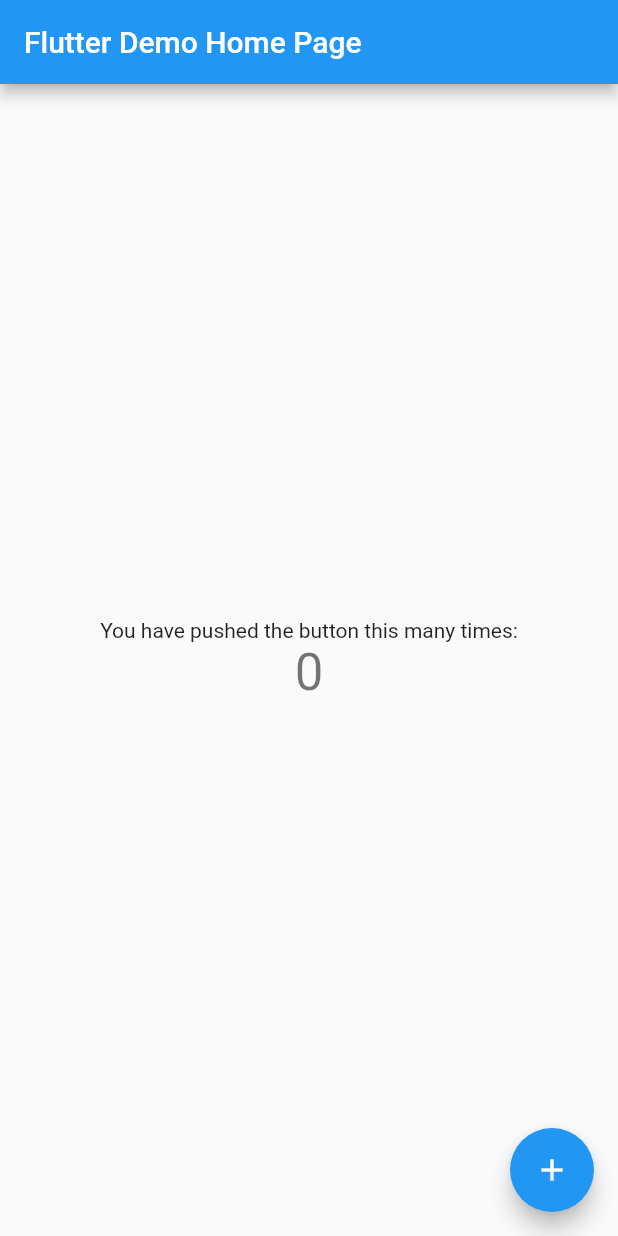
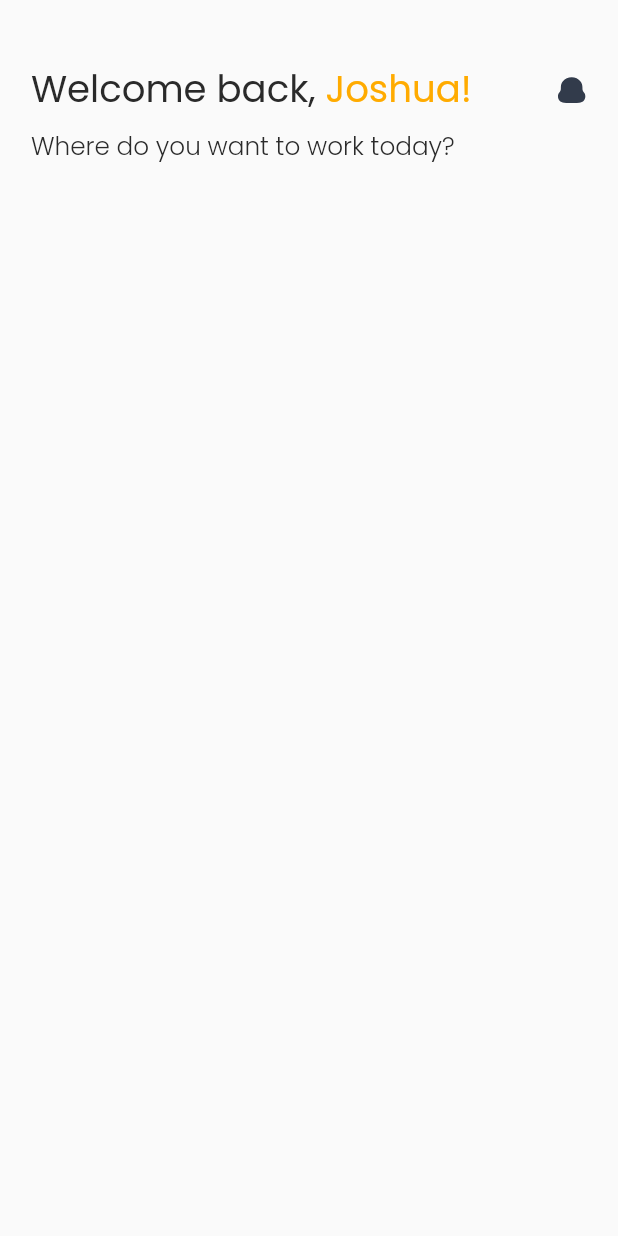
Before and after one commit to olamilekan-adeleke/work-space-UI, a Flutter app: the screen it shows after launch, on a phone screen of 412 x 824 dp. Run offline on Flutter 3.47's test engine with Material 2 defaults, Android fonts, the phone set to English and light mode, and no system bars; our stand-ins replace flutter_svg, google_fonts, sizer.

Commit message:
did home page header ui

```diff
--- /dev/null
+++ b/lib/components/color.dart
@@ -0,0 +1,13 @@
+import 'package:flutter/material.dart';
+
+const Color kcTextColor = Color(0xff2a2a2a);
+const Color kcPrimaryColor = Color(0xFF008080);
+final Color kcPrimaryColorTwo = const Color(0xff008080).withOpacity(0.7);
+const Color kcGreyLight = Color(0xffEEEEEE);
+const Color kcGrey700 = Color(0xff616161);
+const Color kcGrey400 = Color(0xffBDBDBD);
+const Color kcGrey300 = Color(0xffD6D6D6);
+const Color kcGrey100 = Color(0xffF5F5F5);
+const Color black = Color(0xFF000000);
+const Color white = Color(0xFFFFFFFF);
+const Color kcBackground = Color(0xffE8E7E5);
--- /dev/null
+++ b/lib/components/custom_text_widget.dart
@@ -0,0 +1,28 @@
+import 'package:flutter/material.dart';
+import 'package:google_fonts/google_fonts.dart';
+
+import 'color.dart';
+import 'font_size.dart';
+
+Widget textWidget(
+  String text, {
+  double? size = kfsMedium,
+  Color? color = kcTextColor,
+  FontWeight? fontWeight = FontWeight.w400,
+  TextAlign? align = TextAlign.justify,
+  int? maxLines,
+  TextOverflow? overflow,
+}) {
+  return Text(
+    text,
+    style: GoogleFonts.poppins(
+      fontSize: size,
+      color: color,
+      fontWeight: fontWeight,
+    ),
+    textAlign: align,
+    overflow: overflow,
+    softWrap: true,
+    maxLines: maxLines,
+  );
+}
--- /dev/null
+++ b/lib/components/font_size.dart
@@ -0,0 +1,17 @@
+/// very tiny text font size
+const double kfsVeryTiny = 12.0;
+
+/// tiny text font size
+const double kfsTiny = 14.0;
+
+/// medium text font size
+const double kfsMedium = 16.0;
+
+/// large text font size
+const double kfsLarge = 18.0;
+
+/// extra large text font size
+const double kfsExtraLarge = 20.0;
+
+/// super large(H1) text font size
+const double kfsSuperLarge = 22.0;
--- a/lib/main.dart
+++ b/lib/main.dart
@@ -1,4 +1,7 @@
 import 'package:flutter/material.dart';
+import 'package:sizer/sizer.dart';
+
+import 'views/screens/home_screen.dart';
 
 void main() {
   runApp(const MyApp());
@@ -7,109 +10,14 @@
 class MyApp extends StatelessWidget {
   const MyApp({Key? key}) : super(key: key);
 
-  // This widget is the root of your application.
   @override
   Widget build(BuildContext context) {
-    return MaterialApp(
-      title: 'Flutter Demo',
-      theme: ThemeData(
-        // This is the theme of your application.
-        //
-        // Try running your application with "flutter run". You'll see the
-        // application has a blue toolbar. Then, without quitting the app, try
-        // changing the primarySwatch below to Colors.green and then invoke
-        // "hot reload" (press "r" in the console where you ran "flutter run",
-        // or simply save your changes to "hot reload" in a Flutter IDE).
-        // Notice that the counter didn't reset back to zero; the application
-        // is not restarted.
-        primarySwatch: Colors.blue,
-      ),
-      home: const MyHomePage(title: 'Flutter Demo Home Page'),
-    );
+    return Sizer(builder: (_, __, ___) {
+      return MaterialApp(
+        title: 'Work-Space UI',
+        theme: ThemeData(primaryColor: const Color(0xffFFAB00)),
+        home: const HomeScreen(),
+      );
+    });
   }
 }
-
-class MyHomePage extends StatefulWidget {
-  const MyHomePage({Key? key, required this.title}) : super(key: key);
-
-  // This widget is the home page of your application. It is stateful, meaning
-  // that it has a State object (defined below) that contains fields that affect
-  // how it looks.
-
-  // This class is the configuration for the state. It holds the values (in this
-  // case the title) provided by the parent (in this case the App widget) and
-  // used by the build method of the State. Fields in a Widget subclass are
-  // always marked "final".
-
-  final String title;
-
-  @override
-  State<MyHomePage> createState() => _MyHomePageState();
-}
-
-class _MyHomePageState extends State<MyHomePage> {
-  int _counter = 0;
-
-  void _incrementCounter() {
-    setState(() {
-      // This call to setState tells the Flutter framework that something has
-      // changed in this State, which causes it to rerun the build method below
-      // so that the display can reflect the updated values. If we changed
-      // _counter without calling setState(), then the build method would not be
-      // called again, and so nothing would appear to happen.
-      _counter++;
-    });
-  }
-
-  @override
-  Widget build(BuildContext context) {
-    // This method is rerun every time setState is called, for instance as done
-    // by the _incrementCounter method above.
-    //
-    // The Flutter framework has been optimized to make rerunning build methods
-    // fast, so that you can just rebuild anything that needs updating rather
-    // than having to individually change instances of widgets.
-    return Scaffold(
-      appBar: AppBar(
-        // Here we take the value from the MyHomePage object that was created by
-        // the App.build method, and use it to set our appbar title.
-        title: Text(widget.title),
-      ),
-      body: Center(
-        // Center is a layout widget. It takes a single child and positions it
-        // in the middle of the parent.
-        child: Column(
-          // Column is also a layout widget. It takes a list of children and
-          // arranges them vertically. By default, it sizes itself to fit its
-          // children horizontally, and tries to be as tall as its parent.
-          //
-          // Invoke "debug painting" (press "p" in the console, choose the
-          // "Toggle Debug Paint" action from the Flutter Inspector in Android
-          // Studio, or the "Toggle Debug Paint" command in Visual Studio Code)
-          // to see the wireframe for each widget.
-          //
-          // Column has various properties to control how it sizes itself and
-          // how it positions its children. Here we use mainAxisAlignment to
-          // center the children vertically; the main axis here is the vertical
-          // axis because Columns are vertical (the cross axis would be
-          // horizontal).
-          mainAxisAlignment: MainAxisAlignment.center,
-          children: <Widget>[
-            const Text(
-              'You have pushed the button this many times:',
-            ),
-            Text(
-              '$_counter',
-              style: Theme.of(context).textTheme.headline4,
-            ),
-          ],
-        ),
-      ),
-      floatingActionButton: FloatingActionButton(
-        onPressed: _incrementCounter,
-        tooltip: 'Increment',
-        child: const Icon(Icons.add),
-      ), // This trailing comma makes auto-formatting nicer for build methods.
-    );
-  }
-}
--- /dev/null
+++ b/lib/views/screens/home_screen.dart
@@ -0,0 +1,23 @@
+import 'package:flutter/material.dart';
+import 'package:sizer/sizer.dart';
+
+import '../widgets/home_header_widget.dart';
+
+class HomeScreen extends StatelessWidget {
+  const HomeScreen({Key? key}) : super(key: key);
+
+  @override
+  Widget build(BuildContext context) {
+    return Scaffold(
+      body: Padding(
+        padding: EdgeInsets.symmetric(horizontal: 15.sp),
+        child: ListView(
+          children: <Widget>[
+            SizedBox(height: 30.sp),
+            const HomeHeaderWidget(),
+          ],
+        ),
+      ),
+    );
+  }
+}
--- /dev/null
+++ b/lib/views/widgets/home_header_widget.dart
@@ -0,0 +1,48 @@
+import 'package:flutter/material.dart';
+import 'package:flutter/painting.dart';
+import 'package:flutter_svg/flutter_svg.dart';
+import 'package:sizer/sizer.dart';
+
+import '../../components/custom_text_widget.dart';
+
+class HomeHeaderWidget extends StatelessWidget {
+  const HomeHeaderWidget({
+    Key? key,
+  }) : super(key: key);
+
+  @override
+  Widget build(BuildContext context) {
+    return Column(
+      crossAxisAlignment: CrossAxisAlignment.start,
+      children: [
+        Row(
+          children: <Widget>[
+            textWidget(
+              "Welcome back, ",
+              size: 18.sp,
+              fontWeight: FontWeight.w400,
+            ),
+            textWidget(
+              "Joshua!",
+              size: 18.sp,
+              fontWeight: FontWeight.w400,
+              color: const Color(0xffFFAB00),
+            ),
+            const Spacer(),
+            SizedBox(
+              height: 15.sp,
+              width: 15.sp,
+              child: SvgPicture.asset('asset/notification_bell.svg'),
+            ),
+          ],
+        ),
+        SizedBox(height: 5.sp),
+        textWidget(
+          "Where do you want to work today?",
+          size: 12.sp,
+          fontWeight: FontWeight.w300,
+        ),
+      ],
+    );
+  }
+}
--- a/pubspec.yaml
+++ b/pubspec.yaml
@@ -33,6 +33,10 @@
   # The following adds the Cupertino Icons font to your application.
   # Use with the CupertinoIcons class for iOS style icons.
   cupertino_icons: ^1.0.2
+  google_fonts: ^2.1.0
+  sizer: ^2.0.15
+  flutter_svg: ^0.23.0+1
+
 
 dev_dependencies:
   flutter_test:
```
Also changed, not shown: pubspec.lock.
